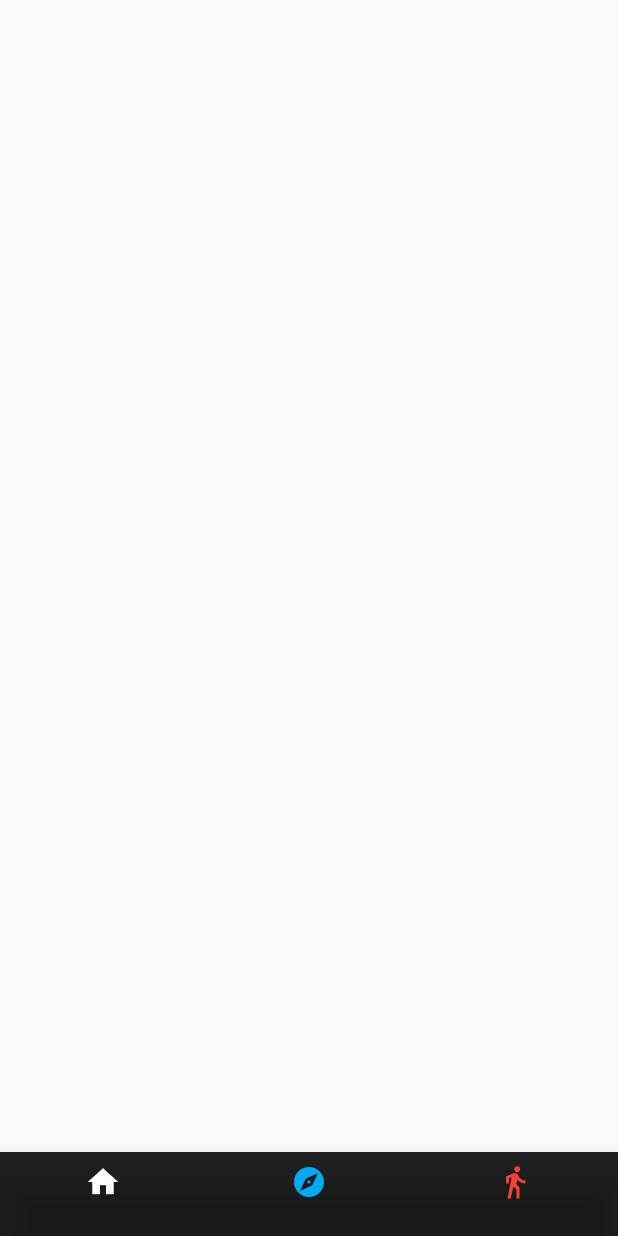
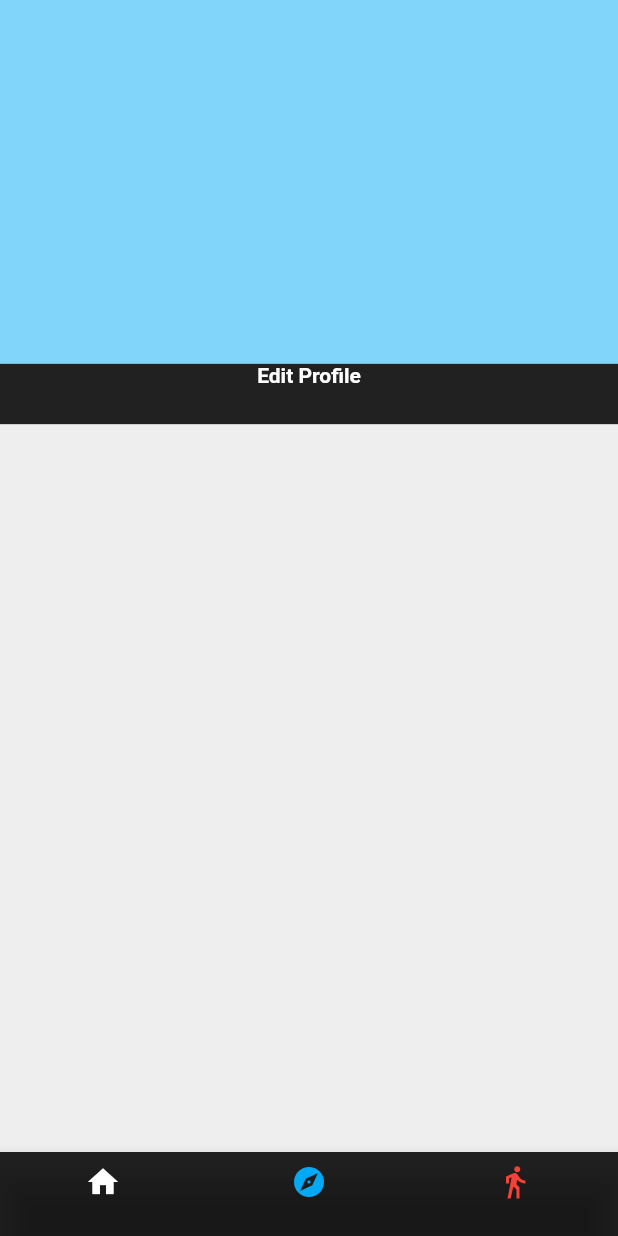
Before and after one commit to sajasmohammed/ui_practice, a Flutter app: the screen it shows after launch, on a phone screen of 412 x 824 dp. Run offline on Flutter 3.47's test engine with Material 2 defaults, Android fonts, the phone set to English and light mode, and no system bars; our stand-ins replace get.

Commit message:
add layout for home screen

```diff
--- a/lib/view/home_screen.dart
+++ b/lib/view/home_screen.dart
@@ -11,18 +11,49 @@ class HomeScreen extends StatelessWidget {
   Widget build(BuildContext context) {
     return Scaffold(
       body: SafeArea(
-        child: Padding(
-          padding: const EdgeInsets.all(defaulPadding),
-          child: Column(
-            children: [],
+        child: Column(
+            children: [
+              Expanded(
+                flex: 6,
+                child: Container(
+                  width: double.infinity,
+                  color: Colors.lightBlue[200],
+                  child: Padding(
+                    padding: const EdgeInsets.all(defaulPadding),
+                    child: Column(
+                      children: [
+
+                      ],
+                    ),
+                  ),
+                ),
+              ),
+              Expanded(
+                flex: 1,
+                child: Container(
+                  width: double.infinity,
+                  color: cblack,
+                  child: Padding(
+                    padding: const EdgeInsets.all(0.0),
+                    child: Text("Edit Profile", textAlign: TextAlign.center, style: TextStyle(color: cwhite, fontWeight: FontWeight.bold),),
+                  )
+                ),
+              ),
+              Expanded(
+                flex: 12,
+                child:Container(
+                  color: Colors.grey[200],
+                ),
+              ),
+            ],
           ),
         ),
-      ),
       bottomNavigationBar: BottomNavigationBar(
         currentIndex: _controller.currentIndex.value,
         backgroundColor: cblack,
         items: [
-          cWidget.bottomNavigationBarItem(icon: Icons.home,color: cwhite, title: ''),
+          cWidget.bottomNavigationBarItem(
+              icon: Icons.home, color: cwhite, title: ''),
           cWidget.bottomNavigationBarItem(
               icon: Icons.explore, color: cblue, title: ''),
           cWidget.bottomNavigationBarItem(
```
Also changed, not shown: pubspec.lock.
